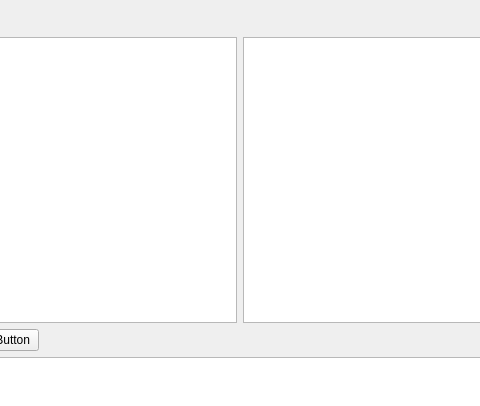
Old version of the form Client/chatingdialog.ui in the repository Jearyhao/MyChat; both pictures show x 138 to 618 and y 0 to 406 of the 755 by 510 pixel window.
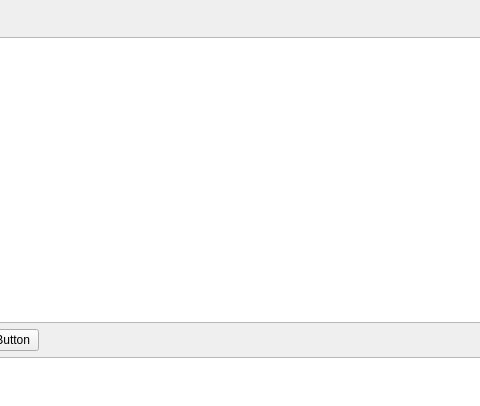
New version of the form.

Commit message: complete chating dialog UI

```diff
--- a/Client/chatingdialog.ui
+++ b/Client/chatingdialog.ui
@@ -73,9 +73,6 @@
        <item>
         <widget class="QListWidget" name="listWidget"/>
        </item>
-       <item>
-        <widget class="QListWidget" name="listWidget_2"/>
-       </item>
       </layout>
      </item>
      <item row="0" column="0">
```
